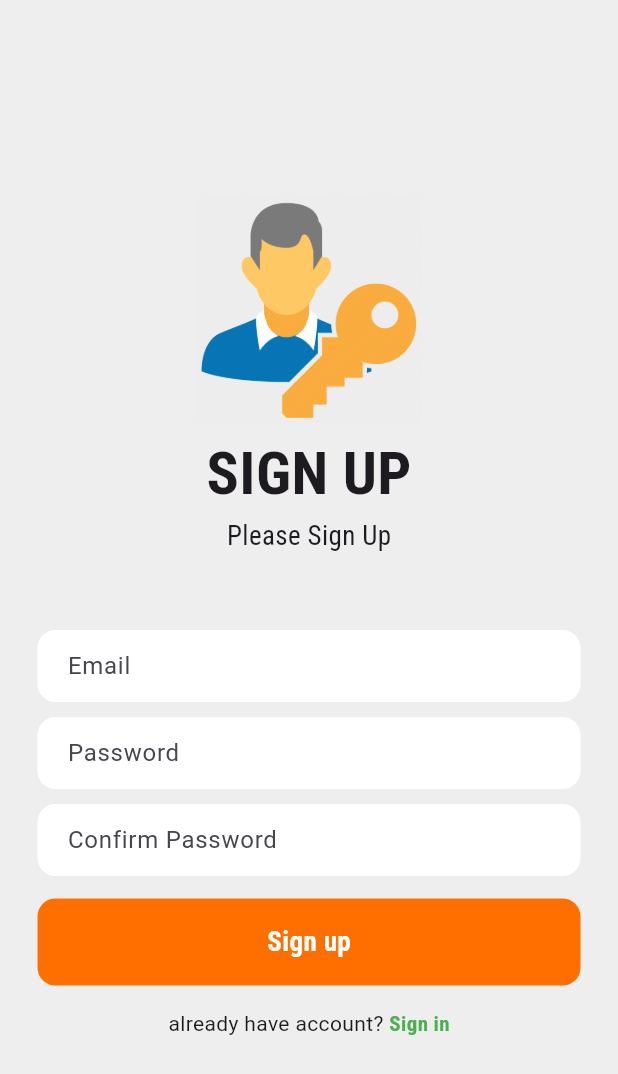
After one commit to beyremagrebi/flutter-firebase, a Flutter app: the screen it shows after launch, after a tap on "Sign up Now", on a phone screen of 412 x 824 dp. The commit adds this screen. Shown: the top 1074 px of the screen. Run offline on Flutter 3.47's test engine with Material 3 defaults, Android fonts, the phone set to English and light mode, and no system bars; our stand-ins replace firebase_auth, firebase_core, google_fonts; accounts and stored records are empty; network calls fail.

Commit message:
sign up update

```diff
--- a/lib/main.dart
+++ b/lib/main.dart
@@ -1,5 +1,7 @@
 import 'package:authentication_firebase/screen/Auth.dart';
+import 'package:authentication_firebase/screen/home_screen.dart';
 import 'package:authentication_firebase/screen/login_screen.dart';
+import 'package:authentication_firebase/screen/signup_screen.dart';
 import 'package:flutter/material.dart';
 import 'package:firebase_core/firebase_core.dart';
 void main() async{
@@ -33,7 +35,13 @@ class MyApp extends StatelessWidget {
         colorScheme: ColorScheme.fromSeed(seedColor: Colors.deepPurple),
         useMaterial3: true,
       ),
-      home: const Auth(),
+      //home: const Auth(),
+      routes: {
+        '/':(context)=>const Auth(),
+        'home':(context)=>const HomeScreen(),
+        'signup':(context)=> const SignupScreen(),
+        'signin':(context)=>const LoginScreen()
+      },
     );
   }
 }
--- a/lib/screen/home_screen.dart
+++ b/lib/screen/home_screen.dart
@@ -9,6 +9,7 @@ class HomeScreen extends StatefulWidget {
 
 class _HomeScreenState extends State<HomeScreen> {
   final user=FirebaseAuth.instance.currentUser!;
+
   @override
   Widget build(BuildContext context) {
     return Scaffold(
--- a/lib/screen/login_screen.dart
+++ b/lib/screen/login_screen.dart
@@ -14,7 +14,13 @@ class _LoginScreenState extends State<LoginScreen> {
   final _passwordController=TextEditingController();
 
   Future signIn() async{
-    FirebaseAuth.instance.signInWithEmailAndPassword(email: _emailController.text.trim(), password: _passwordController.text.trim());
+    FirebaseAuth.instance.signInWithEmailAndPassword(
+        email: _emailController.text.trim(), password: _passwordController.text.trim()
+    );
+  }
+
+  void openSignup(){
+    Navigator.of(context).pushReplacementNamed("signup");
   }
   @override
   void dispose(){
@@ -22,6 +28,7 @@ class _LoginScreenState extends State<LoginScreen> {
     _emailController.dispose();
     _passwordController.dispose();
   }
+
   @override
   Widget build(BuildContext context) {
     return Scaffold(
@@ -117,11 +124,14 @@ class _LoginScreenState extends State<LoginScreen> {
                       mainAxisAlignment: MainAxisAlignment.center,
                       children: [
                         Text("Not yet a memeber? "),
-                        Text("Sign up Now",
-                        style: GoogleFonts.robotoCondensed(
-                          color: Colors.green,
-                          fontWeight: FontWeight.bold
-                        ),
+                        GestureDetector(
+                          onTap: openSignup,
+                          child: Text("Sign up Now",
+                          style: GoogleFonts.robotoCondensed(
+                            color: Colors.green,
+                            fontWeight: FontWeight.bold
+                          ),
+                          ),
                         )
                       ],
                     )
--- /dev/null
+++ b/lib/screen/signup_screen.dart
@@ -0,0 +1,171 @@
+import 'package:firebase_auth/firebase_auth.dart';
+import 'package:flutter/material.dart';
+import 'package:google_fonts/google_fonts.dart';
+class SignupScreen extends StatefulWidget {
+  const SignupScreen({super.key});
+
+
+  @override
+  State<SignupScreen> createState() => _SignupScreenState();
+}
+
+class _SignupScreenState extends State<SignupScreen> {
+  void openSignin(){
+    Navigator.of(context).pushReplacementNamed("signin");
+  }
+  final _emailController=TextEditingController();
+  final _passwordController=TextEditingController();
+  final _confirmPasswordController=TextEditingController();
+  @override
+  Future signUp() async{
+    if(_confirmPasswordController.text.trim()==_passwordController.text.trim()){
+      FirebaseAuth.instance.createUserWithEmailAndPassword(
+          email: _emailController.text.trim(), password: _passwordController.text.trim()
+      );
+      Navigator.of(context).pushNamed("/");
+    }
+  }
+  @override
+  void dispose(){
+    super.dispose();
+    _emailController.dispose();
+    _passwordController.dispose();
+    _confirmPasswordController.dispose();
+  }
+  @override
+  Widget build(BuildContext context) {
+    return Scaffold(
+      backgroundColor: Colors.grey[200],
+      body:SafeArea(
+        child:Center(
+          child :SingleChildScrollView(
+            child: Column(
+              mainAxisAlignment: MainAxisAlignment.center,
+              children: [
+                Image.asset('images/user.png',height: 150,),
+                SizedBox(height: 5,),
+                Text(
+                  'SIGN UP',
+                  style: GoogleFonts.robotoCondensed(
+                      fontSize: 40,
+                      fontWeight: FontWeight.bold
+                  ),
+                ),
+                Text(
+                  'Please Sign Up',
+                  style: GoogleFonts.robotoCondensed(
+                    fontSize: 18,
+                  ),
+                ),
+                SizedBox(height: 50,),
+                Padding(
+                  padding: const EdgeInsets.symmetric(horizontal: 25),
+                  child: Container(
+                    decoration: BoxDecoration(
+                        color: Colors.white,
+                        borderRadius: BorderRadius.circular(12)
+                    ),
+                    child: Padding(
+                      padding: const EdgeInsets.symmetric(horizontal: 20),
+                      child: TextField(
+                        controller: _emailController,
+                        decoration: InputDecoration(
+                            border: InputBorder.none,
+                            hintText: "Email"
+                        ),
+                      ),
+                    ),
+                  ),
+                ),
+                SizedBox(height: 10,),
+                Padding(
+                  padding: const EdgeInsets.symmetric(horizontal: 25),
+                  child: Container(
+                    decoration: BoxDecoration(
+                        color: Colors.white,
+                        borderRadius: BorderRadius.circular(12)
+                    ),
+                    child: Padding(
+                      padding: const EdgeInsets.symmetric(horizontal: 20),
+                      child: TextField(
+                        controller: _passwordController,
+                        obscureText: true,
+                        decoration: InputDecoration(
+
+                            border: InputBorder.none,
+                            hintText: "Password"
+                        ),
+                      ),
+                    ),
+                  ),
+                ),
+                SizedBox(height: 10,),
+                Padding(
+                  padding: const EdgeInsets.symmetric(horizontal: 25),
+                  child: Container(
+                    decoration: BoxDecoration(
+                        color: Colors.white,
+                        borderRadius: BorderRadius.circular(12)
+                    ),
+                    child: Padding(
+                      padding: const EdgeInsets.symmetric(horizontal: 20),
+                      child: TextField(
+                        controller: _confirmPasswordController,
+                        obscureText: true,
+                        decoration: InputDecoration(
+
+                            border: InputBorder.none,
+                            hintText: "Confirm Password"
+                        ),
+                      ),
+                    ),
+                  ),
+                ),
+                SizedBox(height: 15,),
+                Padding(
+                  padding: const EdgeInsets.symmetric(horizontal: 25),
+                  child: GestureDetector(
+                    onTap: signUp,
+                    child: Container(
+                      padding: EdgeInsets.all(16),
+                      decoration: BoxDecoration(
+                          color: Colors.amber[900],
+                          borderRadius: BorderRadius.circular(12)
+                      ),
+                      child: Center(
+                          child: Text("Sign up",
+                              style: GoogleFonts.robotoCondensed(
+                                  color: Colors.white,
+                                  fontWeight: FontWeight.bold,
+                                  fontSize: 18
+                              )
+                          )
+                      ),
+                    ),
+                  ),
+                ),
+                SizedBox(height: 15,),
+                Row(
+                  mainAxisAlignment: MainAxisAlignment.center,
+                  children: [
+                    Text("already have account? "),
+                    GestureDetector(
+                      onTap: openSignin,
+                      child: Text("Sign in",
+                        style: GoogleFonts.robotoCondensed(
+                            color: Colors.green,
+                            fontWeight: FontWeight.bold
+                        ),
+                      ),
+                    )
+                  ],
+                )
+              ],
+            ),
+          ),
+        ),
+
+      ),
+    );
+  }
+}
```
